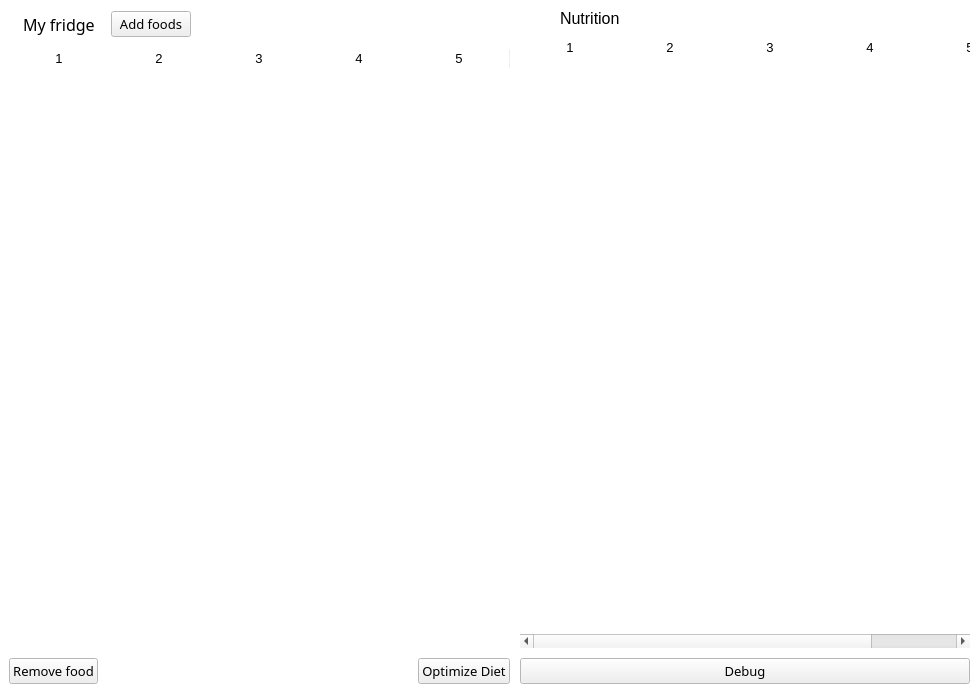
Before: the Qt Designer form ui_mainwindow.ui in josh-minch/spartan, drawn with Qt 5.
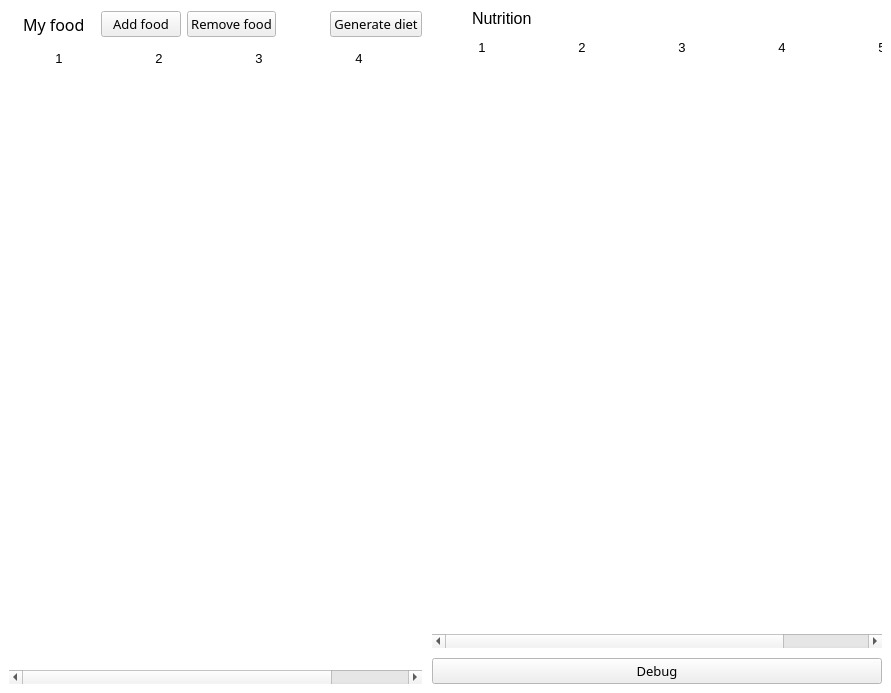
After: the same form once the commit is applied. Icons and pictures are not drawn. Custom widgets are drawn as their Qt base class.

Commit message: Morph fridge widget into fridge view with model

Diff of the .ui file:
```diff
--- a/ui_mainwindow.ui
+++ b/ui_mainwindow.ui
@@ -6,7 +6,7 @@
    <rect>
     <x>0</x>
     <y>0</y>
-    <width>979</width>
+    <width>891</width>
     <height>693</height>
    </rect>
   </property>
@@ -132,7 +132,7 @@
            </font>
           </property>
           <property name="text">
-           <string>My fridge</string>
+           <string>My food</string>
           </property>
          </widget>
         </item>
@@ -173,7 +173,7 @@
            <string notr="true"/>
           </property>
           <property name="text">
-           <string>Add foods</string>
+           <string>Add food</string>
           </property>
           <property name="icon">
            <iconset>
@@ -181,6 +181,29 @@
           </property>
          </widget>
         </item>
+        <item>
+         <widget class="QPushButton" name="remove_btn">
+          <property name="enabled">
+           <bool>true</bool>
+          </property>
+          <property name="font">
+           <font>
+            <family>Segoe UI Semilight</family>
+            <pointsize>10</pointsize>
+           </font>
+          </property>
+          <property name="toolTip">
+           <string>&lt;p style='white-space:pre'&gt;Remove selected food (delete)&lt;/p&gt;</string>
+          </property>
+          <property name="text">
+           <string>Remove food</string>
+          </property>
+          <property name="icon">
+           <iconset>
+            <normaloff>images/minus.svg</normaloff>images/minus.svg</iconset>
+          </property>
+         </widget>
+        </item>
         <item>
          <spacer name="horizontalSpacer">
           <property name="orientation">
@@ -194,6 +217,32 @@
           </property>
          </spacer>
         </item>
+        <item>
+         <widget class="QPushButton" name="optimize_btn">
+          <property name="font">
+           <font>
+            <family>Segoe UI Semilight</family>
+            <pointsize>10</pointsize>
+           </font>
+          </property>
+          <property name="toolTip">
+           <string>&lt;p style='white-space:pre'&gt;Generate optimum diet (F5)&lt;/p&gt;</string>
+          </property>
+          <property name="styleSheet">
+           <string notr="true"/>
+          </property>
+          <property name="text">
+           <string>Generate diet</string>
+          </property>
+          <property name="icon">
+           <iconset>
+            <normaloff>images/diet_btn.png</normaloff>images/diet_btn.png</iconset>
+          </property>
+          <property name="shortcut">
+           <string>F5</string>
+          </property>
+         </widget>
+        </item>
        </layout>
       </item>
       <item>
@@ -285,7 +334,7 @@
          <number>0</number>
         </property>
         <property name="alternatingRowColors">
-         <bool>true</bool>
+         <bool>false</bool>
         </property>
         <property name="selectionBehavior">
          <enum>QAbstractItemView::SelectRows</enum>
@@ -325,56 +374,7 @@
        </widget>
       </item>
       <item>
-       <layout class="QGridLayout" name="gridLayout_2">
-        <item row="0" column="1">
-         <spacer name="horizontalSpacer_2">
-          <property name="orientation">
-           <enum>Qt::Horizontal</enum>
-          </property>
-          <property name="sizeHint" stdset="0">
-           <size>
-            <width>40</width>
-            <height>20</height>
-           </size>
-          </property>
-         </spacer>
-        </item>
-        <item row="0" column="0">
-         <widget class="QPushButton" name="remove_btn">
-          <property name="enabled">
-           <bool>true</bool>
-          </property>
-          <property name="font">
-           <font>
-            <family>Segoe UI Semilight</family>
-            <pointsize>10</pointsize>
-           </font>
-          </property>
-          <property name="text">
-           <string>Remove food</string>
-          </property>
-         </widget>
-        </item>
-        <item row="0" column="2">
-         <widget class="QPushButton" name="optimize_btn">
-          <property name="font">
-           <font>
-            <family>Segoe UI Semilight</family>
-            <pointsize>10</pointsize>
-           </font>
-          </property>
-          <property name="styleSheet">
-           <string notr="true"/>
-          </property>
-          <property name="text">
-           <string>Optimize Diet</string>
-          </property>
-          <property name="shortcut">
-           <string>F5</string>
-          </property>
-         </widget>
-        </item>
-       </layout>
+       <layout class="QGridLayout" name="gridLayout_2"/>
       </item>
      </layout>
     </item>
```
Left out of the diff: 74 changed lines with no effect on the pictures. The commit also changes 11 other files.
